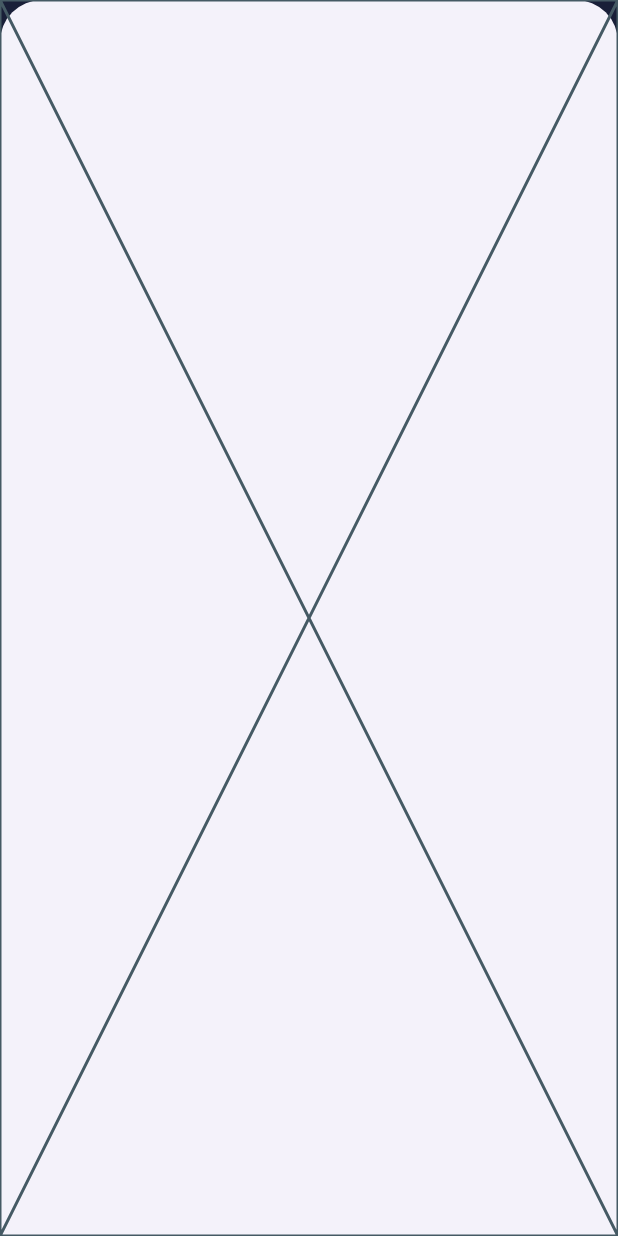
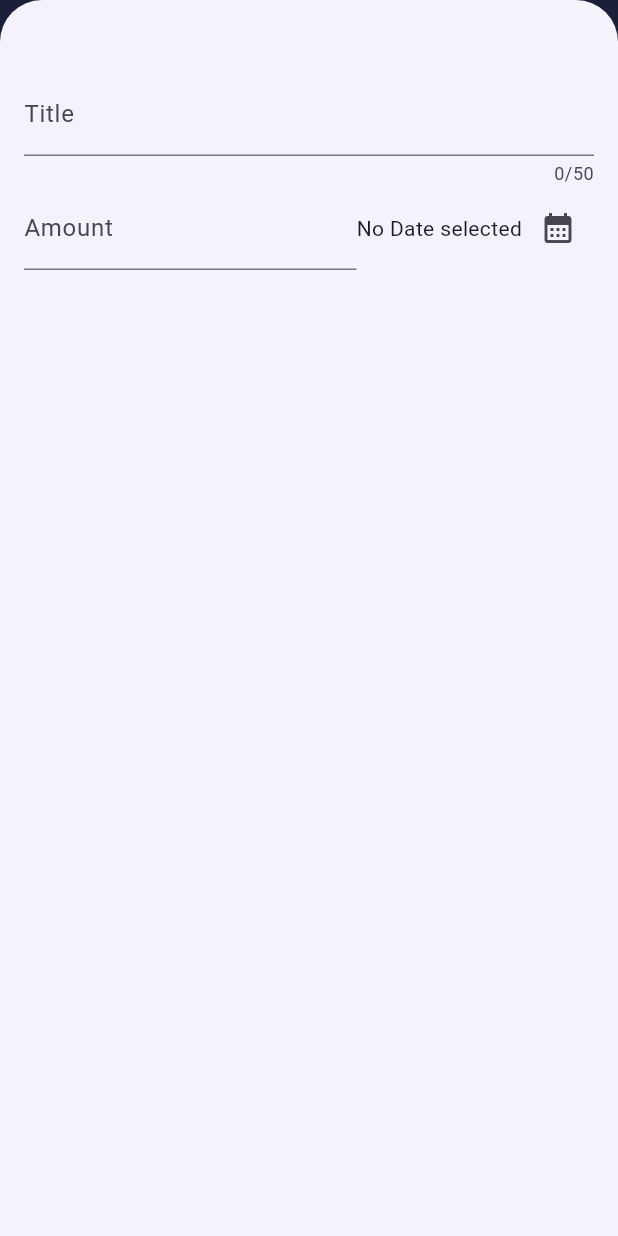
Before and after one commit to ishanahmad90/expense_tracker, a Flutter app: the screen it shows after launch, after a tap on the "add" icon, on a phone screen of 412 x 824 dp. Run offline on Flutter 3.47's test engine with Material 3 defaults, Android fonts, the phone set to English and light mode, and no system bars.

Commit message:
Update code

```diff
--- a/lib/sheets/new_expense_sheet.dart
+++ b/lib/sheets/new_expense_sheet.dart
@@ -8,8 +8,65 @@ class AddNewExpense extends StatefulWidget {
 }
 
 class _AddNewExpense extends State<AddNewExpense> {
+  final TextEditingController _titleEditingController = TextEditingController();
+  final TextEditingController _amountEditingController =
+      TextEditingController();
+  DateTime? _pickedDate;
+  void _datePicker() async {
+    final now = DateTime.now();
+    final DateTime firstDate = DateTime(now.year - 1, now.month, now.day);
+    final pickedDate = await showDatePicker(
+        context: context, firstDate: firstDate, lastDate: now);
+    setState(() {
+      _pickedDate = pickedDate;
+    });
+  }
+
   @override
   Widget build(BuildContext context) {
-    return const Placeholder();
+    return Padding(
+      padding: const EdgeInsets.fromLTRB(16, 48, 16, 16),
+      child: Column(
+        children: [
+          TextField(
+            controller: _titleEditingController,
+            maxLength: 50,
+            decoration: InputDecoration(
+              label: Text("Title"),
+              hintText: "Enter The Ttile of the Expense",
+            ),
+          ),
+          Row(
+            children: [
+              Expanded(
+                child: TextField(
+                  controller: _amountEditingController,
+                  keyboardType: TextInputType.number,
+                  decoration: InputDecoration(
+                    prefixText: "\$",
+                    hintText: "0.0",
+                    label: Text("Amount"),
+                  ),
+                ),
+              ),
+              Row(
+                mainAxisAlignment: MainAxisAlignment.end,
+                crossAxisAlignment: CrossAxisAlignment.center,
+                children: [
+                  Text(_pickedDate == null
+                      ? "No Date selected"
+                      : _pickedDate.toString()),
+                  IconButton(
+                    onPressed: _datePicker,
+                    icon: const Icon(Icons.calendar_month),
+                  ),
+                ],
+              ),
+            ],
+          ),
+          Text(_titleEditingController.text),
+        ],
+      ),
+    );
   }
 }
```
